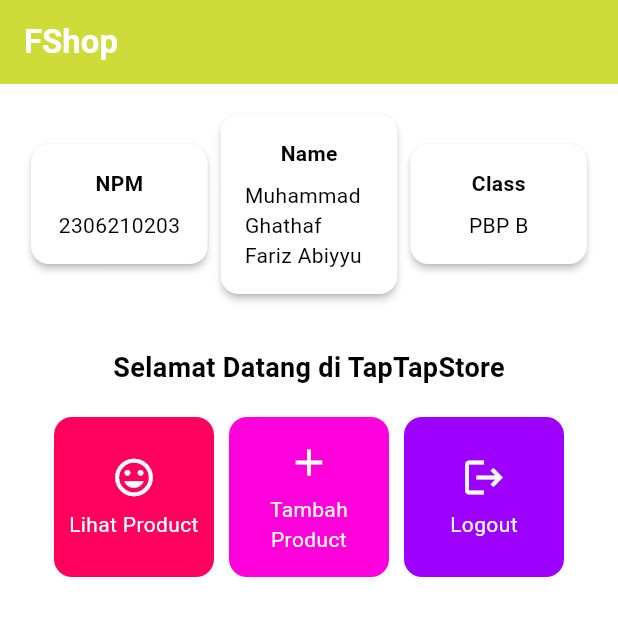
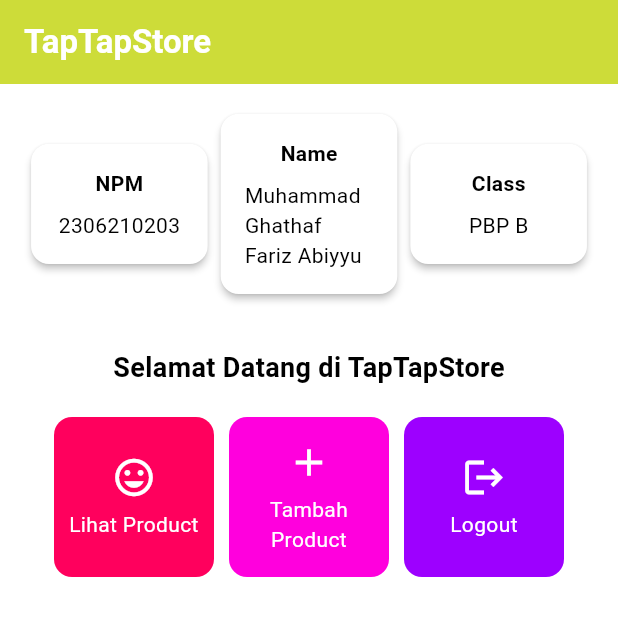
Before and after one commit to Ghathaf/TapTapStore_Mobile, a Flutter app: the screen it shows after launch, on a phone screen of 412 x 824 dp, the top half of it. Run offline on Flutter 3.47's test engine with Material 3 defaults, Android fonts, the light colour scheme and no system bars.

Commit message:
Tugas 7 Fix

```diff
--- a/lib/menu.dart
+++ b/lib/menu.dart
@@ -14,7 +14,7 @@ class MyHomePage extends StatelessWidget {
       appBar: AppBar(
         // Judul aplikasi "Mental Health Tracker" dengan teks putih dan tebal.
         title: const Text(
-          'FShop',
+          'TapTapStore',
           style: TextStyle(
             color: Colors.white,
             fontWeight: FontWeight.bold,
```
